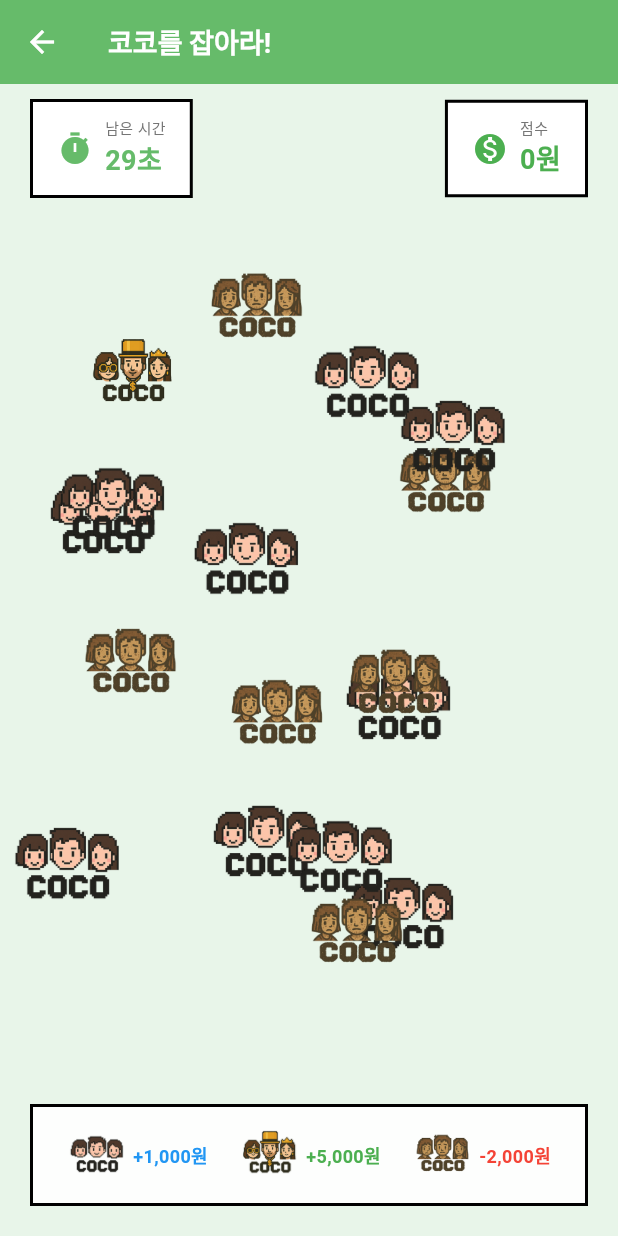
After one commit to coco-ccl/coco-buffett-client, a Flutter app: the CatchCocoPage screen opened by its route, after a tap on "시작", on a phone screen of 412 x 824 dp. The commit adds this screen. Run offline on Flutter 3.47's test engine with Material 3 defaults, Android fonts, the phone set to English and light mode, and no system bars; our stand-ins replace audioplayers, dio, flutter_bloc, flutter_svg, freezed_annotation, go_router; missing offline and left inert: flame, flame_bloc; accounts and stored records are empty.

Commit message:
feat: 코코를 잡아라 게임 추가

```diff
--- a/lib/home/home_page.dart
+++ b/lib/home/home_page.dart
@@ -211,6 +211,17 @@ class _HomePageState extends State<_HomePageContent> {
               child: const Icon(Icons.gamepad),
             ),
           ),
+          // 코코잡기 게임 버튼
+          Positioned(
+            top: 370,
+            left: 20,
+            child: FloatingActionButton(
+              heroTag: 'catch_coco_button',
+              onPressed: () => context.push('/catch-coco'),
+              backgroundColor: const Color(0xFF66BB6A),
+              child: const Icon(Icons.catching_pokemon),
+            ),
+          ),
           // 주식창 버튼
           Positioned(
             top: 20,
--- /dev/null
+++ b/lib/minigame/catch_coco_page.dart
@@ -0,0 +1,526 @@
+import 'dart:async';
+import 'dart:math';
+import 'package:flutter/material.dart';
+import 'package:flutter_bloc/flutter_bloc.dart';
+import 'package:go_router/go_router.dart';
+import '../data/repositories/asset_repository.dart';
+
+/// 코코 캐릭터 타입
+enum CocoType {
+  normal(1000, 'assets/images/coco_logo.png'),
+  rich(5000, 'assets/images/coco_rich.png'),
+  poor(-2000, 'assets/images/coco_poor.png');
+
+  final int reward;
+  final String imagePath;
+  const CocoType(this.reward, this.imagePath);
+}
+
+/// 떠다니는 코코 캐릭터
+class FloatingCoco {
+  final String id;
+  final CocoType type;
+  double x;
+  double y;
+  double dx;
+  double dy;
+  double size;
+
+  FloatingCoco({
+    required this.id,
+    required this.type,
+    required this.x,
+    required this.y,
+    required this.dx,
+    required this.dy,
+    this.size = 80,
+  });
+}
+
+class CatchCocoPage extends StatefulWidget {
+  const CatchCocoPage({super.key});
+
+  @override
+  State<CatchCocoPage> createState() => _CatchCocoPageState();
+}
+
+class _CatchCocoPageState extends State<CatchCocoPage> {
+  static const int gameDuration = 30;
+  static const int maxCocos = 30;
+
+  final Random _random = Random();
+  final List<FloatingCoco> _cocos = [];
+
+  int _score = 0;
+  int _remainingSeconds = gameDuration;
+  bool _isPlaying = false;
+  bool _isGameOver = false;
+  Timer? _gameTimer;
+  Timer? _moveTimer;
+  Timer? _spawnTimer;
+
+  Size _screenSize = Size.zero;
+
+  @override
+  void dispose() {
+    _gameTimer?.cancel();
+    _moveTimer?.cancel();
+    _spawnTimer?.cancel();
+    super.dispose();
+  }
+
+  void _startGame() {
+    setState(() {
+      _score = 0;
+      _remainingSeconds = gameDuration;
+      _isPlaying = true;
+      _isGameOver = false;
+      _cocos.clear();
+    });
+
+    // 초기 코코 생성
+    for (int i = 0; i < 15; i++) {
+      _spawnCoco();
+    }
+
+    // 게임 타이머 (1초마다)
+    _gameTimer = Timer.periodic(const Duration(seconds: 1), (timer) {
+      setState(() {
+        _remainingSeconds--;
+      });
+
+      if (_remainingSeconds <= 0) {
+        _endGame();
+      }
+    });
+
+    // 이동 타이머 (16ms마다 - 약 60fps)
+    _moveTimer = Timer.periodic(const Duration(milliseconds: 16), (timer) {
+      _moveCocos();
+    });
+
+    // 스폰 타이머 (1초마다 2마리씩)
+    _spawnTimer = Timer.periodic(const Duration(seconds: 1), (timer) {
+      if (_cocos.length < maxCocos) {
+        _spawnCoco();
+        if (_cocos.length < maxCocos) {
+          _spawnCoco();
+        }
+      }
+    });
+  }
+
+  void _spawnCoco() {
+    if (_screenSize == Size.zero) return;
+
+    // 타입 결정 (normal 55%, poor 25%, rich 20%)
+    final rand = _random.nextDouble();
+    CocoType type;
+    if (rand < 0.20) {
+      type = CocoType.rich;
+    } else if (rand < 0.45) {
+      type = CocoType.poor;
+    } else {
+      type = CocoType.normal;
+    }
+
+    final size = type == CocoType.rich ? 60.0 : (type == CocoType.poor ? 70.0 : 80.0);
+    final speed = type == CocoType.rich ? 6.0 : (type == CocoType.poor ? 3.0 : 2.5);
+
+    final coco = FloatingCoco(
+      id: DateTime.now().millisecondsSinceEpoch.toString() + _random.nextInt(1000).toString(),
+      type: type,
+      x: _random.nextDouble() * (_screenSize.width - size - 40) + 20,
+      y: _random.nextDouble() * (_screenSize.height - size - 200) + 100,
+      dx: (_random.nextDouble() - 0.5) * speed * 2,
+      dy: (_random.nextDouble() - 0.5) * speed * 2,
+      size: size,
+    );
+
+    setState(() {
+      _cocos.add(coco);
+    });
+  }
+
+  void _moveCocos() {
+    if (!_isPlaying) return;
+
+    setState(() {
+      for (final coco in _cocos) {
+        coco.x += coco.dx;
+        coco.y += coco.dy;
+
+        // 벽에 부딪히면 반사
+        if (coco.x <= 0 || coco.x >= _screenSize.width - coco.size - 20) {
+          coco.dx = -coco.dx;
+          coco.x = coco.x.clamp(0, _screenSize.width - coco.size - 20);
+        }
+        if (coco.y <= 80 || coco.y >= _screenSize.height - coco.size - 150) {
+          coco.dy = -coco.dy;
+          coco.y = coco.y.clamp(80, _screenSize.height - coco.size - 150);
+        }
+      }
+    });
+  }
+
+  void _catchCoco(FloatingCoco coco) {
+    if (!_isPlaying) return;
+
+    setState(() {
+      _score += coco.type.reward;
+      _cocos.removeWhere((c) => c.id == coco.id);
+    });
+
+    // 새 코코 스폰
+    if (_cocos.length < 2) {
+      _spawnCoco();
+    }
+  }
+
+  Future<void> _endGame() async {
+    _gameTimer?.cancel();
+    _moveTimer?.cancel();
+    _spawnTimer?.cancel();
+
+    setState(() {
+      _isPlaying = false;
+      _isGameOver = true;
+      _cocos.clear();
+    });
+
+    // 서버에 점수 저장 (양수/음수 모두)
+    if (_score != 0) {
+      final assetRepository = context.read<AssetRepository>();
+      await assetRepository.addCashFromServer(_score);
+    }
+
+    if (mounted) {
+      _showResultDialog();
+    }
+  }
+
+  void _showResultDialog() {
+    showDialog(
+      context: context,
+      barrierDismissible: false,
+      builder: (context) => AlertDialog(
+        backgroundColor: const Color(0xFFF5F5DC),
+        shape: RoundedRectangleBorder(
+          borderRadius: BorderRadius.zero,
+          side: const BorderSide(color: Colors.black, width: 3),
+        ),
+        title: const Text(
+          '게임 종료!',
+          style: TextStyle(
+            fontWeight: FontWeight.bold,
+            fontSize: 24,
+          ),
+          textAlign: TextAlign.center,
+        ),
+        content: Column(
+          mainAxisSize: MainAxisSize.min,
+          children: [
+            Image.asset(
+              'assets/images/coco_logo.png',
+              width: 100,
+              height: 70,
+            ),
+            const SizedBox(height: 16),
+            Text(
+              _score >= 0 ? '획득 보상' : '손실 금액',
+              style: const TextStyle(fontSize: 14, color: Colors.grey),
+            ),
+            Text(
+              '${_score >= 0 ? '+' : ''}${_formatNumber(_score)}원',
+              style: TextStyle(
+                fontSize: 28,
+                fontWeight: FontWeight.bold,
+                color: _score >= 0 ? const Color(0xFF4CAF50) : Colors.red,
+              ),
+            ),
+          ],
+        ),
+        actions: [
+          SizedBox(
+            width: double.infinity,
+            child: ElevatedButton(
+              onPressed: () {
+                Navigator.of(context).pop();
+                setState(() {
+                  _isGameOver = false;
+                });
+              },
+              style: ElevatedButton.styleFrom(
+                backgroundColor: const Color(0xFF4A90E2),
+                foregroundColor: Colors.white,
+                shape: RoundedRectangleBorder(
+                  borderRadius: BorderRadius.zero,
+                  side: const BorderSide(color: Colors.black, width: 2),
+                ),
+              ),
+              child: const Text(
+                '다시 하기',
+                style: TextStyle(fontWeight: FontWeight.bold),
+              ),
+            ),
+          ),
+          const SizedBox(height: 8),
+          SizedBox(
+            width: double.infinity,
+            child: OutlinedButton(
+              onPressed: () {
+                Navigator.of(context).pop();
+                context.pop();
+              },
+              style: OutlinedButton.styleFrom(
+                foregroundColor: Colors.black,
+                side: const BorderSide(color: Colors.black, width: 2),
+                shape: const RoundedRectangleBorder(
+                  borderRadius: BorderRadius.zero,
+                ),
+              ),
+              child: const Text(
+                '나가기',
+                style: TextStyle(fontWeight: FontWeight.bold),
+              ),
+            ),
+          ),
+        ],
+      ),
+    );
+  }
+
+  String _formatNumber(int number) {
+    final isNegative = number < 0;
+    final absNumber = number.abs();
+    final formatted = absNumber.toString().replaceAllMapped(
+          RegExp(r'(\d{1,3})(?=(\d{3})+(?!\d))'),
+          (Match m) => '${m[1]},',
+        );
+    return isNegative ? '-$formatted' : formatted;
+  }
+
+  @override
+  Widget build(BuildContext context) {
+    return Scaffold(
+      backgroundColor: const Color(0xFFE8F5E9),
+      appBar: AppBar(
+        title: const Text(
+          '코코를 잡아라!',
+          style: TextStyle(
+            fontSize: 18,
+            fontWeight: FontWeight.bold,
+            color: Colors.white,
+          ),
+        ),
+        backgroundColor: const Color(0xFF66BB6A),
+        leading: IconButton(
+          icon: const Icon(Icons.arrow_back, color: Colors.white),
+          onPressed: () => context.pop(),
+        ),
+      ),
+      body: LayoutBuilder(
+        builder: (context, constraints) {
+          _screenSize = Size(constraints.maxWidth, constraints.maxHeight);
+
+          return Stack(
+            children: [
+              // 상단 정보
+              Positioned(
+                top: 10,
+                left: 0,
+                right: 0,
+                child: Padding(
+                  padding: const EdgeInsets.symmetric(horizontal: 20),
+                  child: Row(
+                    mainAxisAlignment: MainAxisAlignment.spaceBetween,
+                    children: [
+                      _buildInfoCard(
+                        icon: Icons.timer,
+                        label: '남은 시간',
+                        value: '$_remainingSeconds초',
+                        color: _remainingSeconds <= 5
+                            ? Colors.red
+                            : const Color(0xFF66BB6A),
+                      ),
+                      _buildInfoCard(
+                        icon: Icons.monetization_on,
+                        label: '점수',
+                        value: '${_formatNumber(_score)}원',
+                        color: _score >= 0 ? const Color(0xFF4CAF50) : Colors.red,
+                      ),
+                    ],
+                  ),
+                ),
+              ),
+
+              // 떠다니는 코코들
+              ..._cocos.map((coco) => Positioned(
+                    left: coco.x,
+                    top: coco.y,
+                    child: GestureDetector(
+                      onTap: () => _catchCoco(coco),
+                      child: Container(
+                        width: coco.size,
+                        height: coco.size,
+                        decoration: BoxDecoration(
+                          borderRadius: BorderRadius.circular(10),
+                        ),
+                        child: Image.asset(
+                          coco.type.imagePath,
+                          fit: BoxFit.contain,
+                        ),
+                      ),
+                    ),
+                  )),
+
+              // 시작 버튼 또는 안내
+              if (!_isPlaying && !_isGameOver)
+                Center(
+                  child: Column(
+                    mainAxisAlignment: MainAxisAlignment.center,
+                    children: [
+                      _buildStartButton(),
+                      const SizedBox(height: 30),
+                      _buildLegend(),
+                    ],
+                  ),
+                ),
+
+              // 하단 범례 (게임 중)
+              if (_isPlaying)
+                Positioned(
+                  bottom: 20,
+                  left: 0,
+                  right: 0,
+                  child: _buildLegend(),
+                ),
+            ],
+          );
+        },
+      ),
+    );
+  }
+
+  Widget _buildInfoCard({
+    required IconData icon,
+    required String label,
+    required String value,
+    required Color color,
+  }) {
+    return Container(
+      padding: const EdgeInsets.symmetric(horizontal: 16, vertical: 10),
+      decoration: BoxDecoration(
+        color: Colors.white,
+        border: Border.all(color: Colors.black, width: 2),
+      ),
+      child: Row(
+        children: [
+          Icon(icon, color: color, size: 24),
+          const SizedBox(width: 8),
+          Column(
+            crossAxisAlignment: CrossAxisAlignment.start,
+            children: [
+              Text(
+                label,
+                style: TextStyle(
+                  fontSize: 10,
+                  color: Colors.grey[600],
+                ),
+              ),
+              Text(
+                value,
+                style: TextStyle(
+                  fontSize: 18,
+                  fontWeight: FontWeight.bold,
+                  color: color,
+                ),
+              ),
+            ],
+          ),
+        ],
+      ),
+    );
+  }
+
+  Widget _buildStartButton() {
+    return GestureDetector(
+      onTap: _startGame,
+      child: Container(
+        width: 200,
+        height: 200,
+        decoration: BoxDecoration(
+          color: const Color(0xFF66BB6A),
+          shape: BoxShape.circle,
+          border: Border.all(color: Colors.black, width: 4),
+          boxShadow: [
+            BoxShadow(
+              color: Colors.black.withValues(alpha: 0.3),
+              offset: const Offset(4, 4),
+              blurRadius: 0,
+            ),
+          ],
+        ),
+        child: Column(
+          mainAxisAlignment: MainAxisAlignment.center,
+          children: [
+            Image.asset(
+              'assets/images/coco_logo.png',
+              width: 80,
+              height: 60,
+            ),
+            const SizedBox(height: 8),
+            const Text(
+              '시작',
+              style: TextStyle(
+                fontSize: 28,
+                fontWeight: FontWeight.bold,
+                color: Colors.white,
+              ),
+            ),
+          ],
+        ),
+      ),
+    );
+  }
+
+  Widget _buildLegend() {
+    return Container(
+      margin: const EdgeInsets.symmetric(horizontal: 20),
+      padding: const EdgeInsets.all(12),
+      decoration: BoxDecoration(
+        color: Colors.white.withValues(alpha: 0.9),
+        border: Border.all(color: Colors.black, width: 2),
+      ),
+      child: Row(
+        mainAxisAlignment: MainAxisAlignment.spaceAround,
+        children: [
+          _buildLegendItem('assets/images/coco_logo.png', '+1,000원', Colors.blue),
+          _buildLegendItem('assets/images/coco_rich.png', '+5,000원', Colors.green),
+          _buildLegendItem('assets/images/coco_poor.png', '-2,000원', Colors.red),
+        ],
+      ),
+    );
+  }
+
+  Widget _buildLegendItem(String imagePath, String text, Color color) {
+    return Row(
+      children: [
+        Image.asset(
+          imagePath,
+          width: 40,
+          height: 40,
+        ),
+        const SizedBox(width: 4),
+        Text(
+          text,
+          style: TextStyle(
+            fontSize: 12,
+            fontWeight: FontWeight.bold,
+            color: color,
+          ),
+        ),
+      ],
+    );
+  }
+}
--- a/lib/minigame/minigame_page.dart
+++ b/lib/minigame/minigame_page.dart
@@ -242,11 +242,17 @@ class _MinigamePageState extends State<MinigamePage>
               ),
             ),
 
+            // 로고
+            Image.asset(
+              'assets/images/coco_logo.png',
+              width: 200,
+              height: 140,
+            ),
             // 보상 안내
             Container(
               padding: const EdgeInsets.all(16),
               child: Text(
-                '터치 1회 = 100원',
+                '터치 1회 = 1,000원',
                 style: TextStyle(
                   fontSize: 14,
                   color: Colors.grey[600],
--- a/lib/route/app_router.dart
+++ b/lib/route/app_router.dart
@@ -4,6 +4,7 @@ import 'package:cocobuffett/auth/login_page.dart';
 import 'package:cocobuffett/home/home_page.dart';
 import 'package:cocobuffett/inventory/inventory_page.dart';
 import 'package:cocobuffett/minigame/minigame_page.dart';
+import 'package:cocobuffett/minigame/catch_coco_page.dart';
 import 'package:cocobuffett/shop/shop_page.dart';
 import 'package:cocobuffett/stock/stock_page.dart';
 import 'package:flutter/material.dart';
@@ -57,6 +58,11 @@ class AppRouter {
         name: 'minigame',
         builder: (context, state) => const MinigamePage(),
       ),
+      GoRoute(
+        path: '/catch-coco',
+        name: 'catch-coco',
+        builder: (context, state) => const CatchCocoPage(),
+      ),
     ],
   );
 
```
Also changed, not shown: assets/images/coco_logo.png (added), assets/images/coco_poor.png (added), assets/images/coco_rich.png (added).
